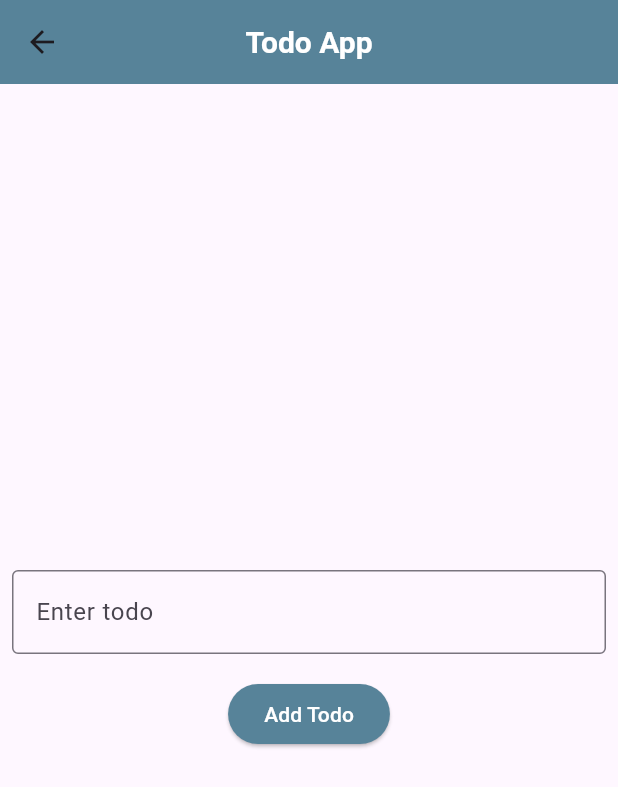
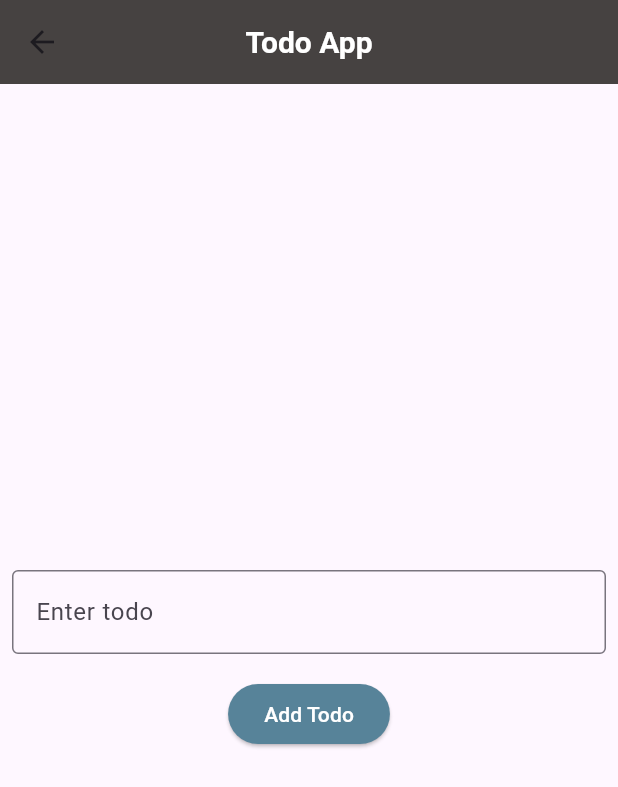
Before and after one commit to YOUHAD08/Flutter-Todo-App, a Flutter app: the screen it shows after launch, after a tap on the "add" icon, on a phone screen of 412 x 824 dp. Shown: the top 787 px of the screen. Run offline on Flutter 3.47's test engine with Material 3 defaults, Android fonts, the phone set to English and light mode, and no system bars; our stand-ins replace flutter_riverpod, flutter_slidable.

Commit message:
feat(todo): add empty state message and completed todos link, apply global AppBarTheme

```diff
--- a/lib/main.dart
+++ b/lib/main.dart
@@ -11,8 +11,20 @@ class MainApp extends StatelessWidget {
 
   @override
   Widget build(BuildContext context) {
-    return const MaterialApp(
-      home: MyHomePage(),
+    return MaterialApp(
+      theme: ThemeData(
+        appBarTheme: const AppBarTheme(
+          centerTitle: true,
+          backgroundColor: Color.fromARGB(255, 70, 66, 65),
+          shadowColor: Colors.transparent,
+          titleTextStyle: TextStyle(
+            color: Colors.white,
+            fontSize: 20,
+            fontWeight: FontWeight.bold,
+          ),
+        ),
+      ),
+      home: const MyHomePage(),
       debugShowCheckedModeBanner: false,
     );
   }
--- a/lib/pages/add.dart
+++ b/lib/pages/add.dart
@@ -9,16 +9,7 @@ class AddTodoPage extends ConsumerWidget {
   Widget build(BuildContext context, WidgetRef ref) {
     TextEditingController todoController = TextEditingController();
     return Scaffold(
-      appBar: AppBar(
-        title: Text('Todo App'),
-        centerTitle: true,
-        backgroundColor: const Color.fromARGB(255, 87, 131, 153),
-        titleTextStyle: TextStyle(
-          color: Colors.white,
-          fontSize: 20,
-          fontWeight: FontWeight.bold,
-        ),
-      ),
+      appBar: AppBar(title: Text('Todo App')),
       body: Center(
         child: Column(
           mainAxisAlignment: MainAxisAlignment.center,
--- a/lib/pages/completed.dart
+++ b/lib/pages/completed.dart
@@ -11,16 +11,7 @@ class CompletedTodoPage extends ConsumerWidget {
     List todos = ref.watch(todoProvider);
     List completedTodos = todos.where((todo) => todo.isCompleted).toList();
     return Scaffold(
-      appBar: AppBar(
-        title: Text('Completed Todo'),
-        centerTitle: true,
-        backgroundColor: const Color.fromARGB(255, 87, 131, 153),
-        titleTextStyle: TextStyle(
-          color: Colors.white,
-          fontSize: 20,
-          fontWeight: FontWeight.bold,
-        ),
-      ),
+      appBar: AppBar(title: Text('Todo App')),
       body: Padding(
         padding: const EdgeInsets.all(4.0),
         child: ListView.builder(
--- a/lib/pages/home.dart
+++ b/lib/pages/home.dart
@@ -12,26 +12,23 @@ class MyHomePage extends ConsumerWidget {
   Widget build(BuildContext context, WidgetRef ref) {
     List todos = ref.watch(todoProvider);
     List activeTodos = todos.where((todo) => !todo.isCompleted).toList();
-    List completedTodos = todos.where((todo) => todo.isCompleted).toList();
     return Scaffold(
-      appBar: AppBar(
-        title: Text('Todo App'),
-        centerTitle: true,
-        backgroundColor: const Color.fromARGB(255, 87, 131, 153),
-        titleTextStyle: TextStyle(
-          color: Colors.white,
-          fontSize: 20,
-          fontWeight: FontWeight.bold,
-        ),
-      ),
+      appBar: AppBar(title: Text('Todo App')),
       body: Padding(
         padding: const EdgeInsets.all(4.0),
         child: ListView.builder(
           itemCount: activeTodos.length + 1,
           itemBuilder: (context, index) {
             if (index == activeTodos.length) {
-              if (completedTodos.isEmpty) {
-                return Container();
+              if (activeTodos.isEmpty) {
+                return Padding(
+                  padding: const EdgeInsets.only(top: 300),
+                  child: Text(
+                    'Add a todo using the button below',
+                    textAlign: TextAlign.center,
+                    style: TextStyle(fontSize: 10),
+                  ),
+                );
               } else {
                 return Center(
                   child: TextButton(
@@ -44,10 +41,7 @@ class MyHomePage extends ConsumerWidget {
                     },
                     child: Text(
                       'Completed Todos',
-                      style: TextStyle(
-                        fontSize: 24,
-                        fontWeight: FontWeight.bold,
-                      ),
+                      style: TextStyle(fontSize: 13, color: Colors.blue),
                     ),
                   ),
                 );
@@ -96,16 +90,19 @@ class MyHomePage extends ConsumerWidget {
                     decoration: BoxDecoration(
                       color: const Color.fromARGB(
                         255,
-                        191,
-                        192,
-                        191,
+                        227,
+                        228,
+                        227,
                       ), // background moves too
                       borderRadius: BorderRadius.circular(10),
                     ),
                     child: ListTile(
                       title: Text(
                         todos[index].content,
-                        style: TextStyle(fontSize: 18, color: Colors.black),
+                        style: TextStyle(
+                          fontSize: 18,
+                          color: const Color.fromARGB(255, 75, 71, 71),
+                        ),
                         textAlign: TextAlign.center,
                       ),
                       shape: RoundedRectangleBorder(
```
